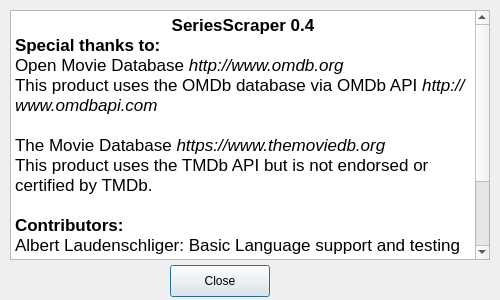
This is SeriesScraper/aboutdialog.ui in martinLutz1/SeriesScraper as Qt 5 draws it before an edit. The edited form follows.
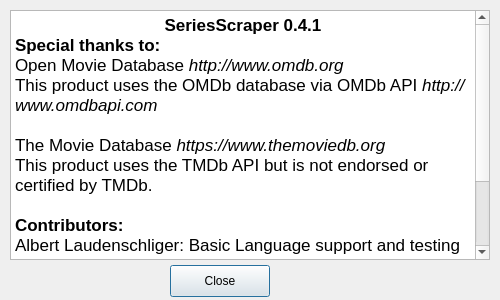
This is the edited form. Icons and pictures are not drawn.

Diff of the .ui file:
```diff
--- a/SeriesScraper/aboutdialog.ui
+++ b/SeriesScraper/aboutdialog.ui
@@ -71,7 +71,7 @@
 &lt;html&gt;&lt;head&gt;&lt;meta name=&quot;qrichtext&quot; content=&quot;1&quot; /&gt;&lt;style type=&quot;text/css&quot;&gt;
 p, li { white-space: pre-wrap; }
 &lt;/style&gt;&lt;/head&gt;&lt;body style=&quot; font-family:'Segoe UI'; font-size:10pt; font-weight:400; font-style:normal;&quot;&gt;
-&lt;p align=&quot;center&quot; style=&quot; margin-top:0px; margin-bottom:0px; margin-left:0px; margin-right:0px; -qt-block-indent:0; text-indent:0px;&quot;&gt;&lt;span style=&quot; font-family:'.SF NS Text'; font-size:13pt; font-weight:600;&quot;&gt;SeriesScraper 0.4&lt;/span&gt;&lt;/p&gt;
+&lt;p align=&quot;center&quot; style=&quot; margin-top:0px; margin-bottom:0px; margin-left:0px; margin-right:0px; -qt-block-indent:0; text-indent:0px;&quot;&gt;&lt;span style=&quot; font-family:'.SF NS Text'; font-size:13pt; font-weight:600;&quot;&gt;SeriesScraper 0.4.1&lt;/span&gt;&lt;/p&gt;
 &lt;p style=&quot; margin-top:0px; margin-bottom:0px; margin-left:0px; margin-right:0px; -qt-block-indent:0; text-indent:0px;&quot;&gt;&lt;span style=&quot; font-family:'.SF NS Text'; font-size:13pt; font-weight:600;&quot;&gt;Special thanks to:&lt;/span&gt;&lt;/p&gt;
 &lt;p style=&quot; margin-top:0px; margin-bottom:0px; margin-left:0px; margin-right:0px; -qt-block-indent:0; text-indent:0px;&quot;&gt;&lt;span style=&quot; font-family:'Helvetica'; font-size:13pt;&quot;&gt;Open Movie Database &lt;/span&gt;&lt;span style=&quot; font-family:'Helvetica'; font-size:13pt; font-style:italic;&quot;&gt;http://www.omdb.org&lt;/span&gt;&lt;/p&gt;
 &lt;p style=&quot; margin-top:0px; margin-bottom:0px; margin-left:0px; margin-right:0px; -qt-block-indent:0; text-indent:0px;&quot;&gt;&lt;span style=&quot; font-family:'Helvetica'; font-size:13pt;&quot;&gt;This product uses the OMDb database via OMDb API &lt;/span&gt;&lt;span style=&quot; font-family:'Helvetica'; font-size:13pt; font-style:italic;&quot;&gt;http://www.omdbapi.com&lt;/span&gt;&lt;/p&gt;
```
